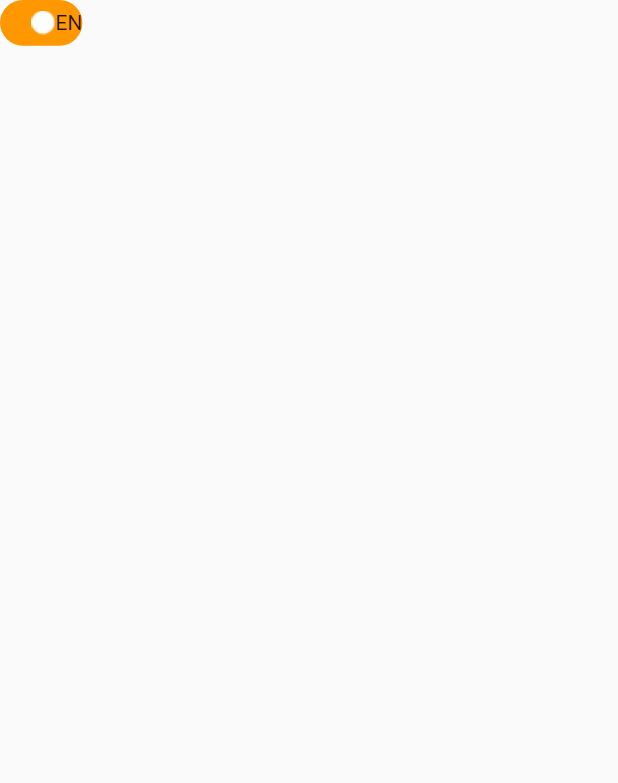
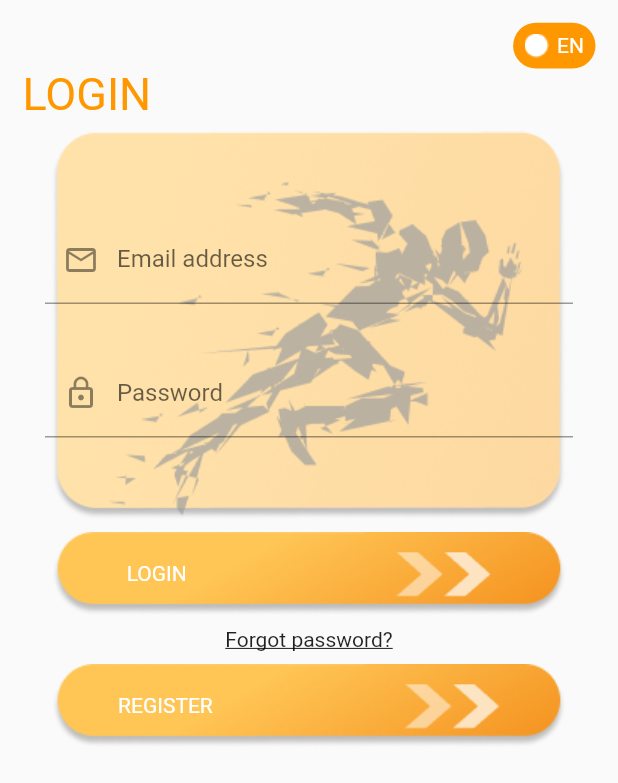
Before and after one commit to xnphu/Flutter, a Flutter app: the screen it shows after launch, on a phone screen of 412 x 824 dp. Shown: the top 783 px of the screen. Run offline on Flutter 3.47's test engine with Material 2 defaults, Android fonts, the phone set to English and light mode, and no system bars; our stand-ins replace dio.

Commit message:
add ui to login screen

```diff
--- a/flutter_trip_challenger/lib/login.dart
+++ b/flutter_trip_challenger/lib/login.dart
@@ -13,6 +13,10 @@ class LoginPage extends StatefulWidget {
 
 class _LoginPageState extends State<LoginPage> {
   bool isOpen = false;
+  final email = TextEditingController();
+  final password = TextEditingController();
+  final String emailHolder = '';
+  final String passwordHolder = '';
 
   @override
   Widget build(BuildContext context) {
@@ -20,32 +24,108 @@ class _LoginPageState extends State<LoginPage> {
       body: SingleChildScrollView(
         child: SafeArea(
           child: Container(
+            padding: EdgeInsets.symmetric(horizontal: 15),
             child: Column(
+              children: <Widget>[
+                SizedBox(height: mHeight(context: context, height: 15)),
+                Row(
+                  mainAxisAlignment: MainAxisAlignment.end,
+                  children: <Widget>[
+                    Column(
+                      crossAxisAlignment: CrossAxisAlignment.end,
                       children: <Widget>[
                         InkWell(
                           onTap: () {
-
+                            setState(() {
+                              isOpen = !isOpen;
+                            });
                           },
                           child: Container(
                             width: mWidth(context: context, width: 50),
                             height: mHeight(context: context, height: 30),
                             decoration: BoxDecoration(
                               color: Colors.orange,
-                      borderRadius: BorderRadius.circular(mHeight(context: context, height: 15)),
+                              borderRadius: BorderRadius.circular(
+                                  mHeight(context: context, height: 15)),
                             ),
                             child: Row(
-                      mainAxisAlignment: MainAxisAlignment.end,
+                              mainAxisAlignment: MainAxisAlignment.center,
                               children: <Widget>[
                                 Image(
                                   color: Colors.white,
                                   image: AssetImage('assets/images/round.png'),
                                   fit: BoxFit.cover,
                                 ),
-                        Text('EN'),
+                                SizedBox(width: mWidth(context: context, width: 5)),
+                                Text(
+                                  'EN',
+                                  style: TextStyle(
+                                    color: Colors.white,
+                                  ),
+                                ),
                               ],
                             ),
                           ),
-                )
+                        ),
+                        languageMenu(isOpen),
+                      ],
+                    ),
+                  ],
+                ),
+//                Container(
+//
+//                  child: languageMenu(isOpen),
+//                ),
+                Row(
+                  mainAxisAlignment: MainAxisAlignment.start,
+                  children: <Widget>[
+                    Text(
+                      'LOGIN',
+                      style: TextStyle(
+                        color: Colors.orange,
+                        fontSize: 30,
+                        fontStyle: FontStyle.normal,
+                        fontWeight: FontWeight.normal,
+                      ),
+                    ),
+                  ],
+                ),
+                Stack(
+//                  fit: StackFit.expand,
+                  alignment: Alignment.center,
+                  overflow: Overflow.clip,
+                  children: <Widget>[
+                    Image(
+                      image: AssetImage(
+                          'assets/images/input-field-background.png'),
+                      fit: BoxFit.cover,
+                    ),
+                    Image(
+                      color: Colors.grey,
+                      image: AssetImage('assets/images/flash.png'),
+                      fit: BoxFit.cover,
+                    ),
+                    Column(
+                      children: <Widget>[
+                        _textField('Email address', false, email,
+                            Icon(Icons.mail_outline)),
+                        _textField('Password', true, password,
+                            Icon(Icons.lock_outline)),
+                      ],
+                    ),
+                  ],
+                ),
+                button('LOGIN'),
+                Padding(
+                  padding: const EdgeInsets.symmetric(vertical: 8),
+                  child: Text(
+                    'Forgot password?',
+                    style: TextStyle(
+                      decoration: TextDecoration.underline
+                    ),
+                  ),
+                ),
+                button('REGISTER'),
               ],
             ),
           ),
@@ -54,3 +134,72 @@ class _LoginPageState extends State<LoginPage> {
     );
   }
 }
+
+_textField(String placeholder, bool isObscureText,
+    TextEditingController controller, Icon icon) {
+  return Padding(
+    padding: const EdgeInsets.symmetric(vertical: 15, horizontal: 15),
+    child: TextField(
+      controller: controller,
+      obscureText: isObscureText,
+      decoration: InputDecoration(
+        border: UnderlineInputBorder(),
+        labelText: placeholder,
+        prefixIcon: icon,
+      ),
+    ),
+  );
+}
+languageMenu (bool isOpen) {
+    if(isOpen == true){
+      return Image(
+        image: AssetImage(
+            'assets/images/language-menu.png'),
+        fit: BoxFit.cover,
+      );
+    }
+    else return SizedBox(height: 0,);
+}
+
+button(String text) {
+  return InkWell(
+    onTap: () {},
+    child: Container(
+      child: Stack(
+        alignment: Alignment.center,
+        children: <Widget>[
+          Image(
+            image: AssetImage('assets/images/orange-button.png'),
+            fit: BoxFit.cover,
+          ),
+          Row(
+            mainAxisAlignment: MainAxisAlignment.spaceAround,
+            children: <Widget>[
+              Text(
+                text,
+                style: TextStyle(
+                  color: Colors.white,
+                ),
+              ),
+              Row(
+                mainAxisAlignment: MainAxisAlignment.end,
+                children: <Widget>[
+                  Image(
+                    image: AssetImage(
+                        'assets/images/arrow-grey.png'),
+                    fit: BoxFit.cover,
+                  ),
+                  Image(
+                    image: AssetImage(
+                        'assets/images/arrow-white.png'),
+                    fit: BoxFit.cover,
+                  ),
+                ],
+              ),
+            ],
+          ),
+        ],
+      ),
+    ),
+  );
+}
--- a/flutter_trip_challenger/lib/main.dart
+++ b/flutter_trip_challenger/lib/main.dart
@@ -77,6 +77,7 @@ class _MyHomePageState extends State<MyHomePage> {
           mainAxisAlignment: MainAxisAlignment.spaceBetween,
           children: <Widget>[
             Stack(
+              fit: StackFit.expand,
               children: <Widget>[
                 Container(
                     height: mHeight(context: context, height: 243.2),
```
Also changed, not shown: flutter_trip_challenger/assets/images/arrow-grey.png (added), flutter_trip_challenger/assets/images/arrow-white.png (added), flutter_trip_challenger/assets/images/input-field-background.png (added), flutter_trip_challenger/assets/images/language-menu.png (added), flutter_trip_challenger/assets/images/orange-button.png (added). Lines whose indentation alone changed are shown as unchanged.
